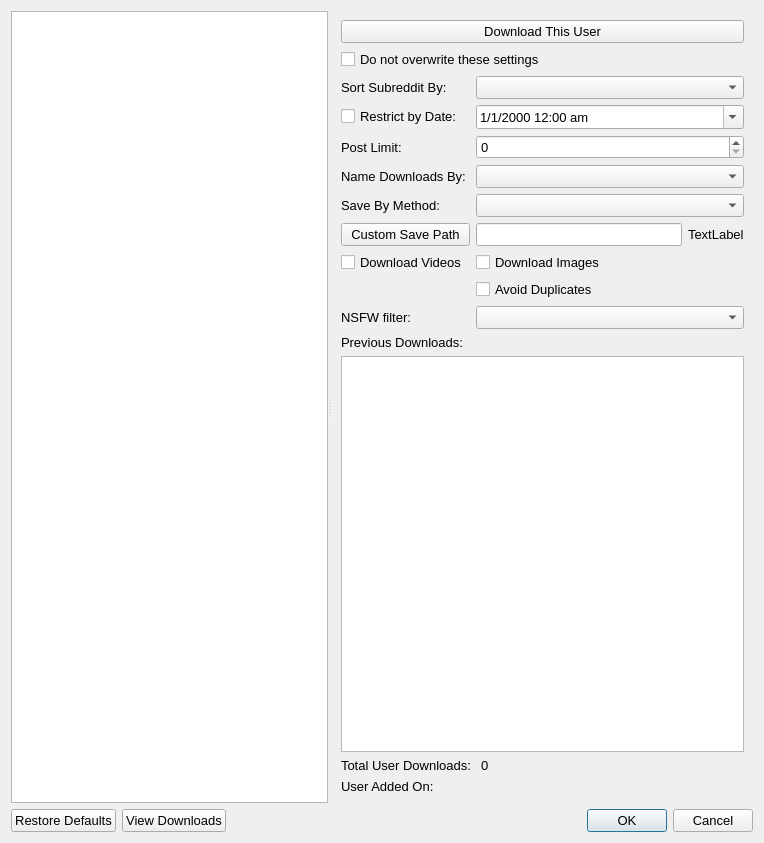
Before: the Qt Designer form DownloaderForReddit/GUI_Resources/RedditObjectSettingsDialog.ui in MalloyDelacroix/DownloaderForReddit, drawn with Qt 5.
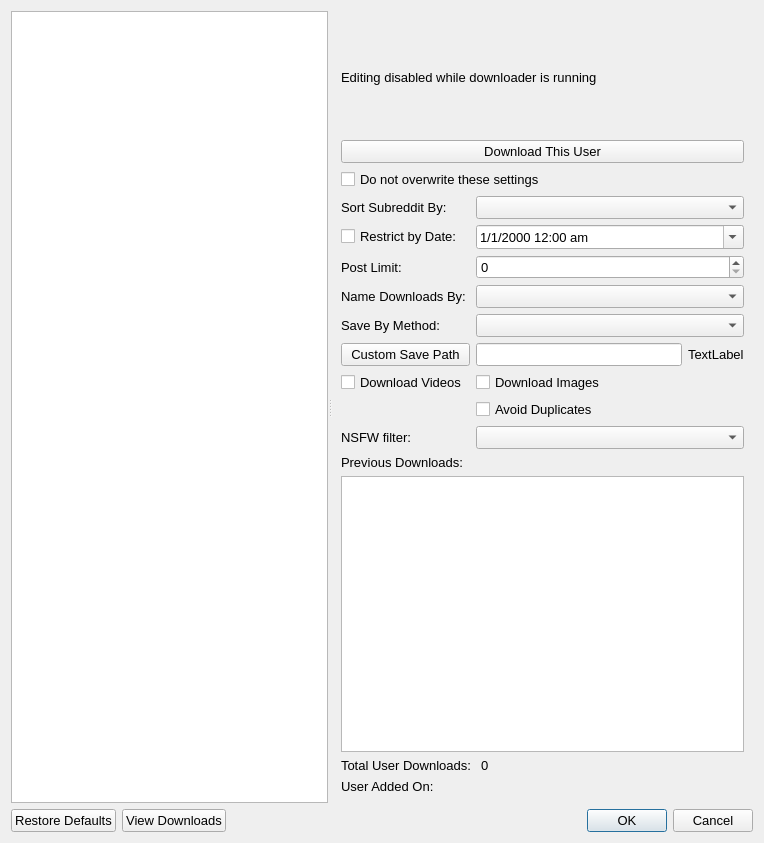
After: the same form once the commit is applied. Icons and pictures are not drawn.

Commit message: Fix crashing when reddit object settings dialog is opened while downloader is running.

```diff
--- a/DownloaderForReddit/GUI_Resources/RedditObjectSettingsDialog.ui
+++ b/DownloaderForReddit/GUI_Resources/RedditObjectSettingsDialog.ui
@@ -124,17 +124,7 @@
         </item>
         <item row="0" column="0">
          <layout class="QGridLayout" name="gridLayout_3">
-          <item row="0" column="0">
-           <widget class="QPushButton" name="download_object_button">
-            <property name="toolTip">
-             <string>&lt;html&gt;&lt;head/&gt;&lt;body&gt;&lt;p&gt;&lt;span style=&quot; font-size:10pt;&quot;&gt;Download this user only with the settings as they are in this dialog&lt;/span&gt;&lt;/p&gt;&lt;/body&gt;&lt;/html&gt;</string>
-            </property>
-            <property name="text">
-             <string>Download This User</string>
-            </property>
-           </widget>
-          </item>
-          <item row="1" column="0">
+          <item row="2" column="0">
            <widget class="QCheckBox" name="do_not_edit_checkbox">
             <property name="toolTip">
              <string>&lt;html&gt;&lt;head/&gt;&lt;body&gt;&lt;p&gt;&lt;span style=&quot; font-size:10pt;&quot;&gt;If checked the changes made in this dialog will not be overwritten by the program when it is run.  The user date limit, avoid duplicates , and download naming method will all remain as they are when this dialog is saved.  The previous downloads will continue to be added to.&lt;/span&gt;&lt;/p&gt;&lt;/body&gt;&lt;/html&gt;</string>
@@ -144,6 +134,23 @@
             </property>
            </widget>
           </item>
+          <item row="1" column="0">
+           <widget class="QPushButton" name="download_object_button">
+            <property name="toolTip">
+             <string>&lt;html&gt;&lt;head/&gt;&lt;body&gt;&lt;p&gt;&lt;span style=&quot; font-size:10pt;&quot;&gt;Download this user only with the settings as they are in this dialog&lt;/span&gt;&lt;/p&gt;&lt;/body&gt;&lt;/html&gt;</string>
+            </property>
+            <property name="text">
+             <string>Download This User</string>
+            </property>
+           </widget>
+          </item>
+          <item row="0" column="0">
+           <widget class="QLabel" name="editing_disabled_label">
+            <property name="text">
+             <string>Editing disabled while downloader is running</string>
+            </property>
+           </widget>
+          </item>
          </layout>
         </item>
         <item row="1" column="0">
```
The commit also changes 3 other files.
